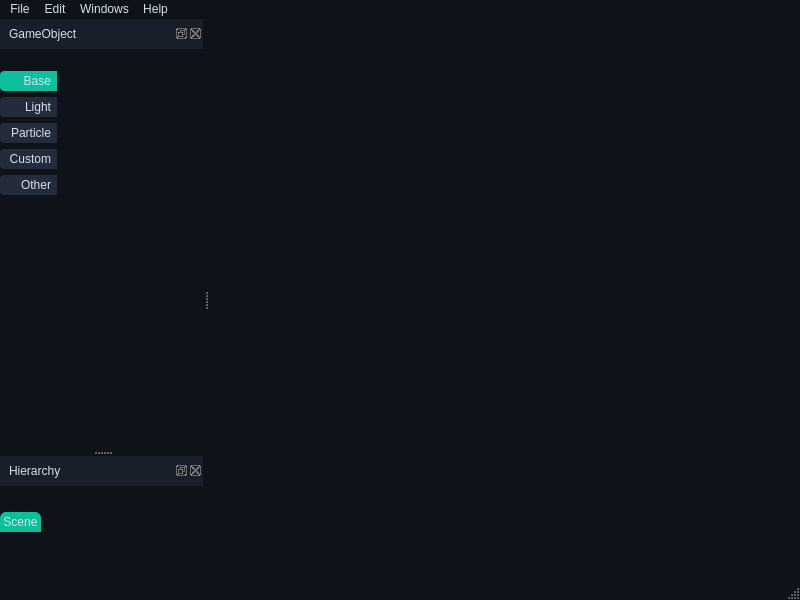
The window that src/BBearEditor/BBUIMainWindow.ui (xiaoxianrouzhiyou/BBearEditor-2.0) describes before a commit, drawn with Qt 5.
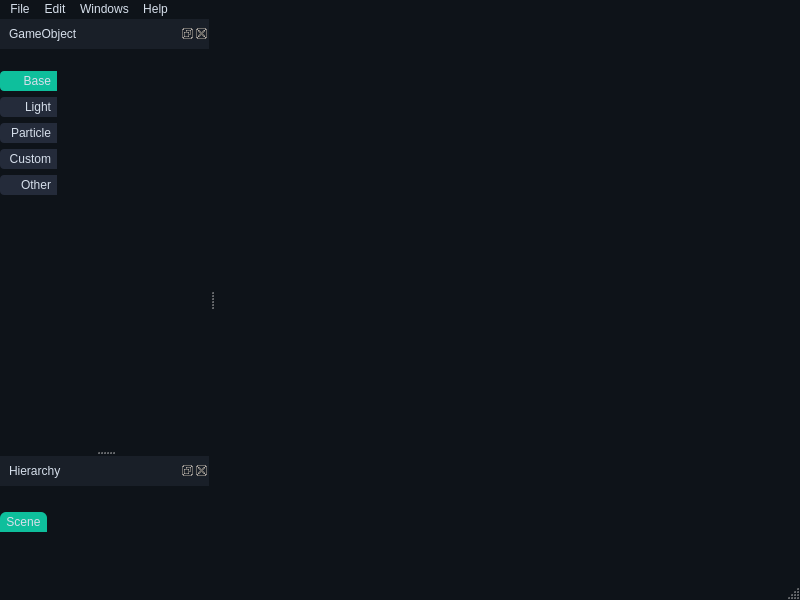
The same window after the commit. Icons and pictures are not drawn. Custom widgets are drawn as their Qt base class.

The edit to the form file:
```diff
--- a/src/BBearEditor/BBUIMainWindow.ui
+++ b/src/BBearEditor/BBUIMainWindow.ui
@@ -297,7 +297,10 @@
     border: none;
     border-top-left-radius: 6px;
     border-top-right-radius: 6px;
-    padding: 3px;
+    padding-top: 3px;
+    padding-bottom: 3px;
+    padding-left: 6px;
+    padding-right: 6px;
 }
 
 #buttonRootHierarchy:hover, #buttonRootProject:hover, #buttonRootInspector:hover {
@@ -786,7 +789,7 @@
         <bool>false</bool>
        </property>
        <property name="headerHidden" stdset="0">
-        <bool>true</bool>
+        <bool>false</bool>
        </property>
        <property name="columnCount" stdset="0">
         <number>2</number>
```
Left out of the diff: 6 changed lines with no effect on the pictures.
